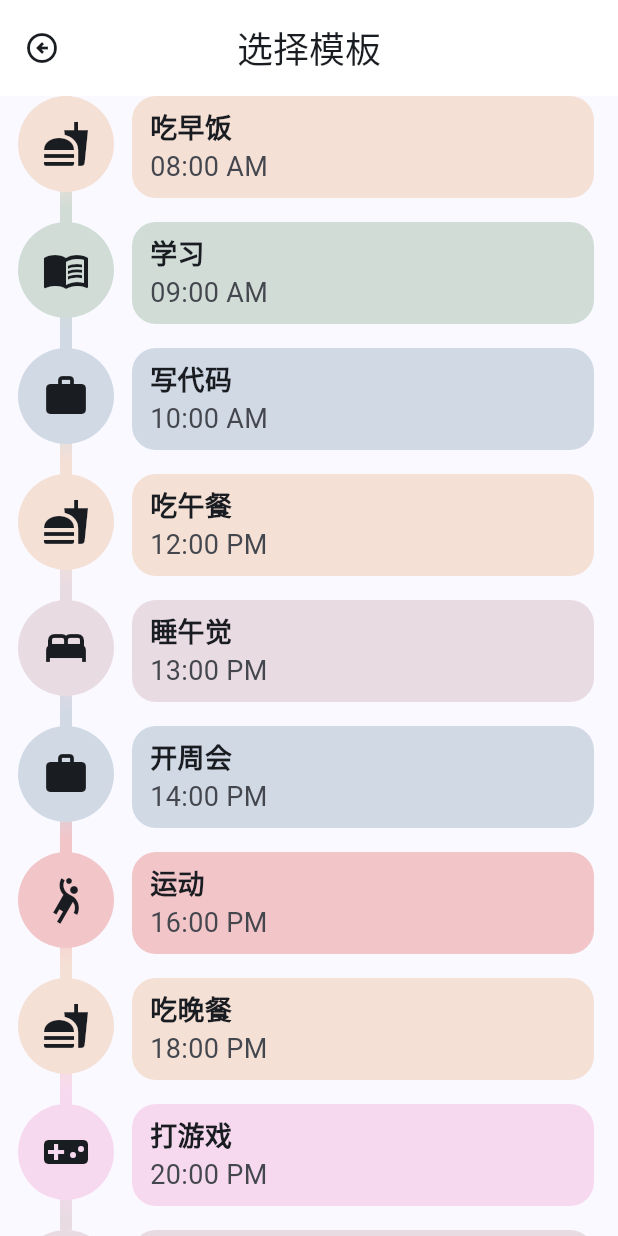
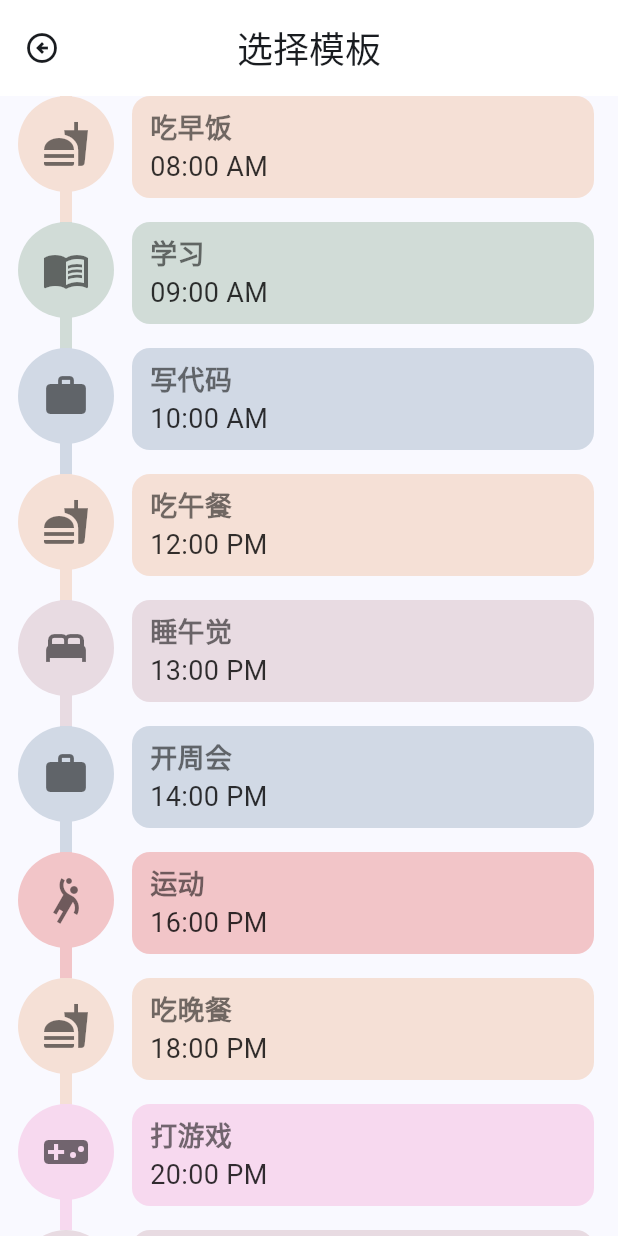
Before and after one commit to tro-lee/matter, a Flutter app: the MatterTemplatesPage screen opened directly, on a phone screen of 412 x 824 dp. Run offline on Flutter 3.47's test engine with Material 3 defaults, Android fonts, the phone set to English and light mode, and no system bars; our stand-ins replace animated_toggle_switch, confetti, easy_date_timeline, fl_chart, flutter_dotenv, flutter_smart_dialog and 3 more; missing offline and left inert: day_night_time_picker, flutter_material_color_picker; accounts and stored records are empty; Roboto replaces fonts that are missing (PingFang).

Commit message:
颜色样式调整

```diff
--- a/lib/components/matter.dart
+++ b/lib/components/matter.dart
@@ -1,6 +1,5 @@
 import 'package:buhuiwangshi/constant/matter_type.dart';
 import 'package:buhuiwangshi/models/matter_model.dart';
-import 'package:buhuiwangshi/utils/colors.dart';
 import 'package:buhuiwangshi/utils/system.dart';
 import 'package:flutter/material.dart';
 import 'package:flutter/services.dart';
@@ -23,15 +22,15 @@ class Matter extends StatelessWidget {
   final List<int> weeklyRepeatDays;
   final bool isDailyClusterRepeat;
 
-  TextStyle get _nameStyle => const TextStyle(
-        color: textColor,
+  TextStyle get _nameStyle => TextStyle(
+        color: fontColor,
         fontSize: 18,
         fontWeight: FontWeight.bold,
       );
 
-  TextStyle get _timeStyle => const TextStyle(
+  TextStyle get _timeStyle => TextStyle(
         fontSize: 18,
-        color: textColor2,
+        color: fontColor.withOpacity(0.8),
       );
 
   const Matter({
@@ -61,11 +60,13 @@ class Matter extends StatelessWidget {
     Color? bottomLineColor,
     VoidCallback? onPressed,
     VoidCallback? onIconPressed,
+    Color? color,
+    Color? fontColor,
   }) {
     return Matter(
       type: model.type,
-      color: Color(model.color),
-      fontColor: Color(model.fontColor),
+      color: color ?? Color(model.color),
+      fontColor: fontColor ?? Color(model.fontColor),
       time: model.time,
       name: model.name,
       remark: model.remark,
@@ -129,11 +130,10 @@ class Matter extends StatelessWidget {
           HapticFeedback.lightImpact();
           onIconPressed?.call();
         },
-        customBorder: const CircleBorder(),
         child: SizedBox(
           width: 64,
           height: 64,
-          child: Icon(type.iconData, size: 32, color: textColor),
+          child: Icon(type.iconData, size: 32, color: fontColor),
         ),
       ),
     );
@@ -142,11 +142,16 @@ class Matter extends StatelessWidget {
   Widget _buildContent() {
     return Container(
       margin: const EdgeInsets.fromLTRB(0, 0, 16, 16),
+      decoration: BoxDecoration(
+        borderRadius: BorderRadius.circular(16),
+      ),
       child: Material(
         color: color,
-        borderRadius: BorderRadius.circular(16),
+        borderRadius: BorderRadius.circular(12),
         child: InkWell(
-          borderRadius: BorderRadius.circular(16),
+          customBorder: RoundedRectangleBorder(
+            borderRadius: BorderRadius.circular(12),
+          ),
           onLongPress: () => HapticFeedback.lightImpact(),
           onTap: _handleTap,
           splashColor: Colors.white24,
@@ -158,7 +163,8 @@ class Matter extends StatelessWidget {
               children: [
                 _buildTitle(),
                 _buildTimeInfo(),
-                if (remark.isNotEmpty) const Divider(color: Colors.black12),
+                if (remark.isNotEmpty)
+                  Divider(color: fontColor.withOpacity(0.2)),
                 if (remark.isNotEmpty) _buildRemark(),
               ],
             ),
@@ -270,18 +276,19 @@ Widget _buildLineSegment(
     child: Container(
       width: 8,
       decoration: BoxDecoration(
-        gradient: LinearGradient(
-          begin: isTopLine ? Alignment.bottomCenter : Alignment.topCenter,
-          end: isTopLine ? Alignment.topCenter : Alignment.bottomCenter,
-          colors: [
-            backgroundColor,
-            backgroundColor,
-            blendColors(lineColor ?? backgroundColor, backgroundColor, 0.5),
-            lineColor ?? backgroundColor,
-            lineColor ?? backgroundColor,
-          ],
-          stops: const [0.1, 0.5, 0.7, 0.9, 1.0],
-        ),
+        color: backgroundColor,
+        // gradient: LinearGradient(
+        //   begin: isTopLine ? Alignment.bottomCenter : Alignment.topCenter,
+        //   end: isTopLine ? Alignment.topCenter : Alignment.bottomCenter,
+        //   colors: [
+        //     backgroundColor,
+        //     backgroundColor,
+        //     blendColors(lineColor ?? backgroundColor, backgroundColor, 0.5),
+        //     lineColor ?? backgroundColor,
+        //     lineColor ?? backgroundColor,
+        //   ],
+        //   stops: const [0.1, 0.5, 0.7, 0.9, 1.0],
+        // ),
       ),
     ),
   );
--- a/lib/pages/details/page.dart
+++ b/lib/pages/details/page.dart
@@ -1,5 +1,5 @@
 import 'package:buhuiwangshi/models/matter_model.dart';
-import 'package:buhuiwangshi/pages/home/bottom_layer.dart';
+import 'package:buhuiwangshi/pages/home/head_layer.dart';
 import 'package:buhuiwangshi/pages/details/check_card.dart';
 import 'package:buhuiwangshi/pages/details/detail_card.dart';
 import 'package:buhuiwangshi/pages/details/store.dart';
```
Also changed, not shown: lib/main.dart (+35 -3 lines), lib/pages/home/bottom_bar_layer.dart (renamed from lib/pages/home/chat_layer.dart, +44 -38 lines), lib/pages/home/bottom_layer.dart (deleted, +0 -97 lines), lib/pages/home/calendar_area.dart (renamed from lib/pages/home/calendar_layer.dart, +18 -27 lines), lib/pages/home/content_layer.dart (renamed from lib/pages/home/top_layer.dart, +10 -12 lines), lib/pages/home/head_layer.dart (added, +79 -0 lines), lib/pages/home/page.dart (+8 -6 lines).
